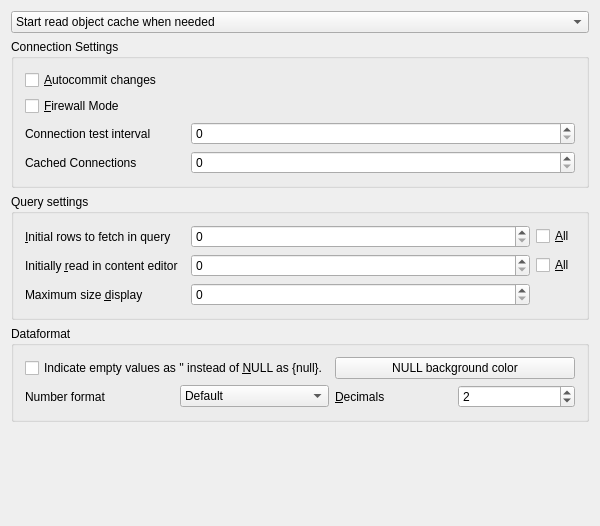
First picture: the form in src/core/todatabasesettingui.ui, repository tora-tool/tora, before the edit.
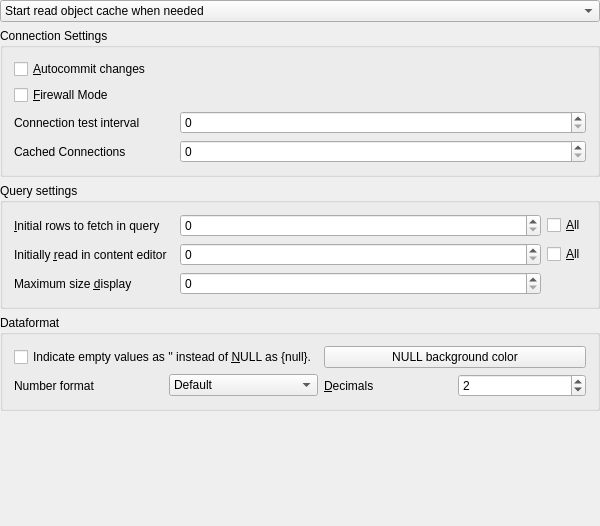
Second picture: the form after the edit.

The edit to the form file:
```diff
--- a/src/core/todatabasesettingui.ui
+++ b/src/core/todatabasesettingui.ui
@@ -27,7 +27,7 @@
   </property>
   <layout class="QGridLayout">
    <property name="margin">
-    <number>11</number>
+    <number>0</number>
    </property>
    <property name="spacing">
     <number>6</number>
```
